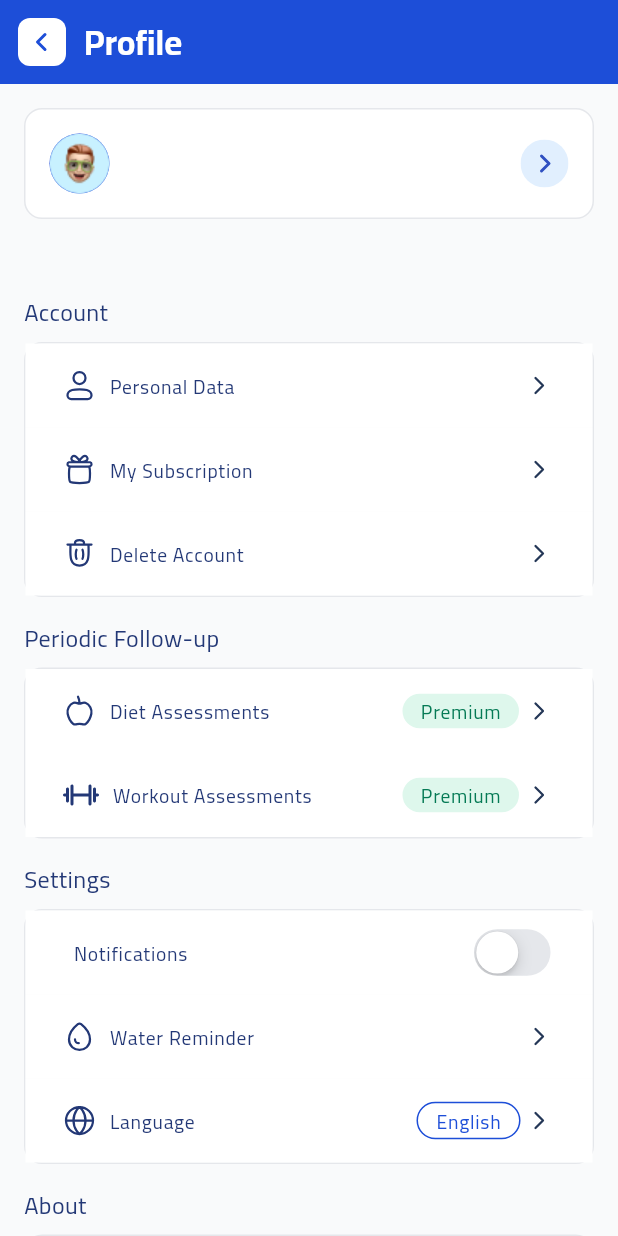
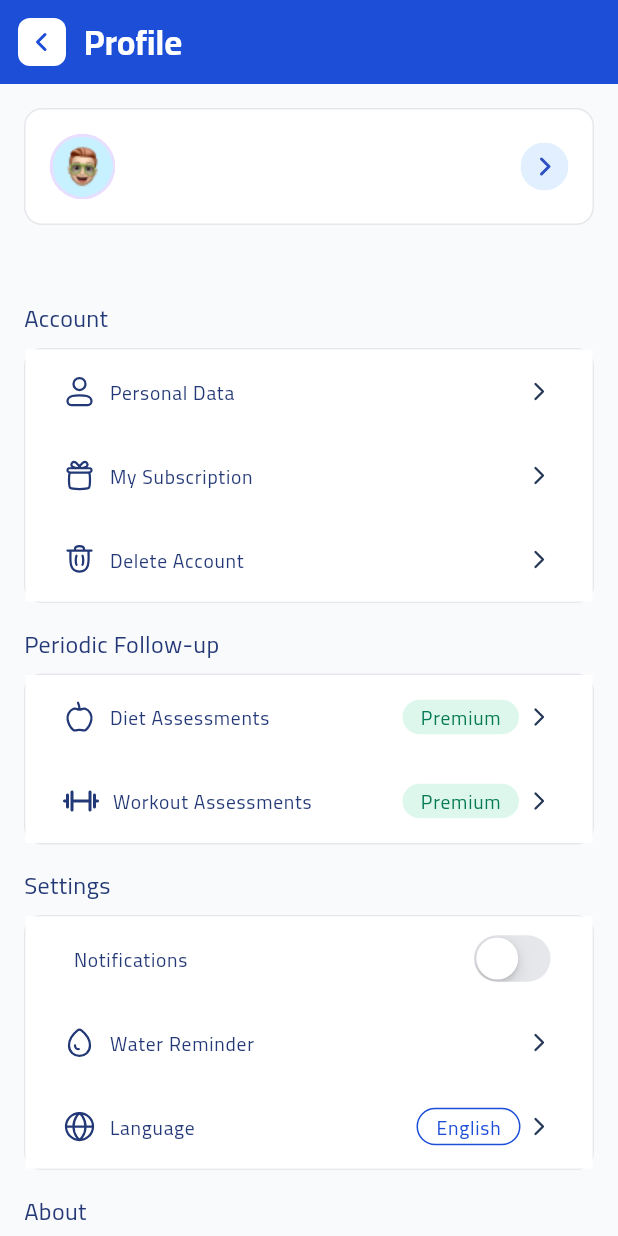
Before and after one commit to Ahmed55714/ProFIT-project, a Flutter app: the ProfileScreen screen opened directly, on a phone screen of 412 x 824 dp. Run offline on Flutter 3.47's test engine with Material 3 defaults, Android fonts, the light colour scheme and no system bars; our stand-ins replace carousel_slider, fl_chart, flutter_svg, get, google_maps_flutter, image_picker and 4 more; missing offline and left inert: fl_country_code_picker, heart_bpm; accounts and stored records are empty; network calls fail; project files that could hold a hidden picture were left out.

Commit message:
edit profit commit

```diff
--- a/lib/Views/pages/Profile/profile Screen/profile_screen.dart
+++ b/lib/Views/pages/Profile/profile Screen/profile_screen.dart
@@ -81,13 +81,23 @@ class _ProfileScreenState extends State<ProfileScreen> {
                   child: Row(
                     crossAxisAlignment: CrossAxisAlignment.center,
                     children: [
-                      CircleAvatar(
-                        radius: 20,
-                        backgroundImage: _image != null
-                            ? FileImage(_image!)
-                            : AssetImage('assets/images/profileHome.png')
-                                as ImageProvider,
-                        backgroundColor: colorBlue,
+                      ClipRRect(
+                        borderRadius: BorderRadius.circular(50),
+                        child: CircleAvatar(
+                          radius: 22,
+                          child: Image.network(
+                            profileController.profile.value!.profilePhoto,
+                            width: 100,
+                            height: 100,
+                            fit: BoxFit.cover,
+                            errorBuilder: (context, error, stackTrace) {
+                              return Image.asset(
+                                  'assets/images/profileHome.png',
+                                  width: 100,
+                                  height: 100); // Fallback image
+                            },
+                          ),
+                        ),
                       ),
                       const SizedBox(width: 16),
                       TitleDescription(
--- a/lib/Views/widgets/StepProgress/custom_hight_picker.dart
+++ b/lib/Views/widgets/StepProgress/custom_hight_picker.dart
@@ -35,7 +35,7 @@ class _CustomHeightPickerState extends State<CustomHeightPicker> {
                   ),
                onSelectedItemChanged: (index) => setState(() {
       selectedHeight = 100 + index;
-      widget.onSelectHeight(selectedHeight); // Call the callback with the new height
+      widget.onSelectHeight(selectedHeight);
     }),
                   childDelegate: ListWheelChildBuilderDelegate(
                     builder: (context, index) => _buildItem(
--- a/lib/main.dart
+++ b/lib/main.dart
@@ -32,7 +32,9 @@ class MyApp extends StatelessWidget {
         scaffoldBackgroundColor: Colors.white,
         fontFamily: 'Cairo',
       ),
-      home: isLoggedIn ? BottomNavigation(role: 'Home', selectedIndex: 0) : OnBoarding(),
+      home: isLoggedIn
+          ? BottomNavigation(role: 'Home', selectedIndex: 0)
+          : OnBoarding(),
     );
   }
 }
```
Also changed, not shown: lib/Views/pages/Basic Information/Step Progress/stepProgress.dart (+19 -10 lines), lib/Views/pages/Profile/Account Data/accountData.dart (+37 -11 lines), lib/Views/widgets/StepProgress/custom_date_picker.dart (+16 -10 lines).
